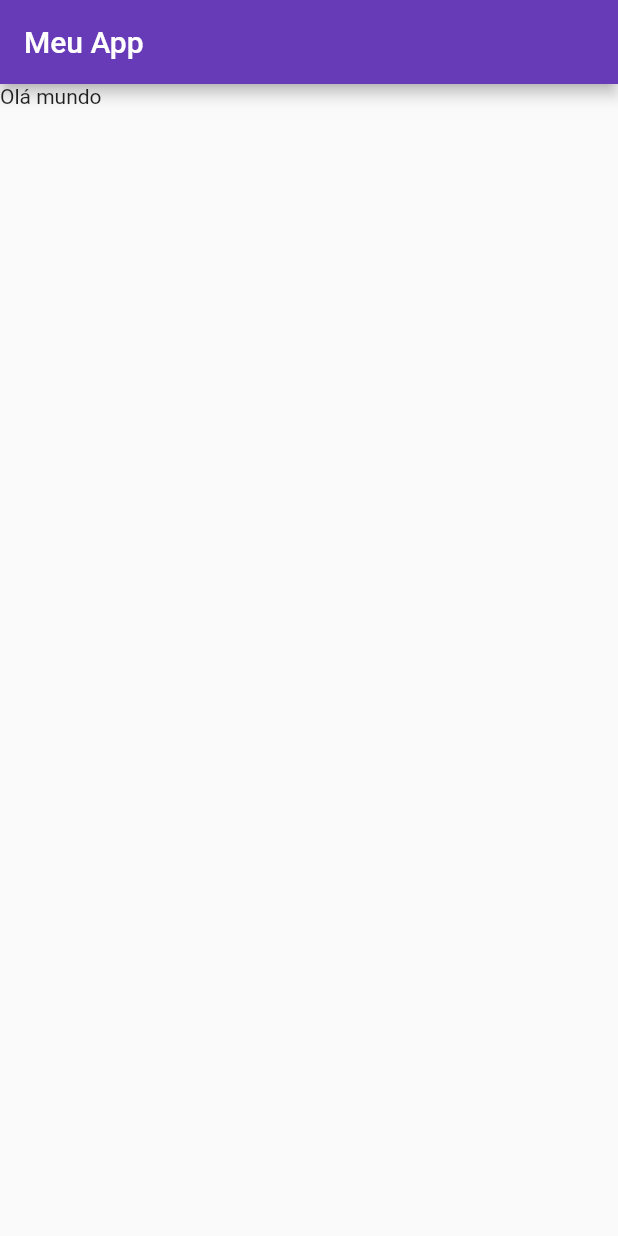
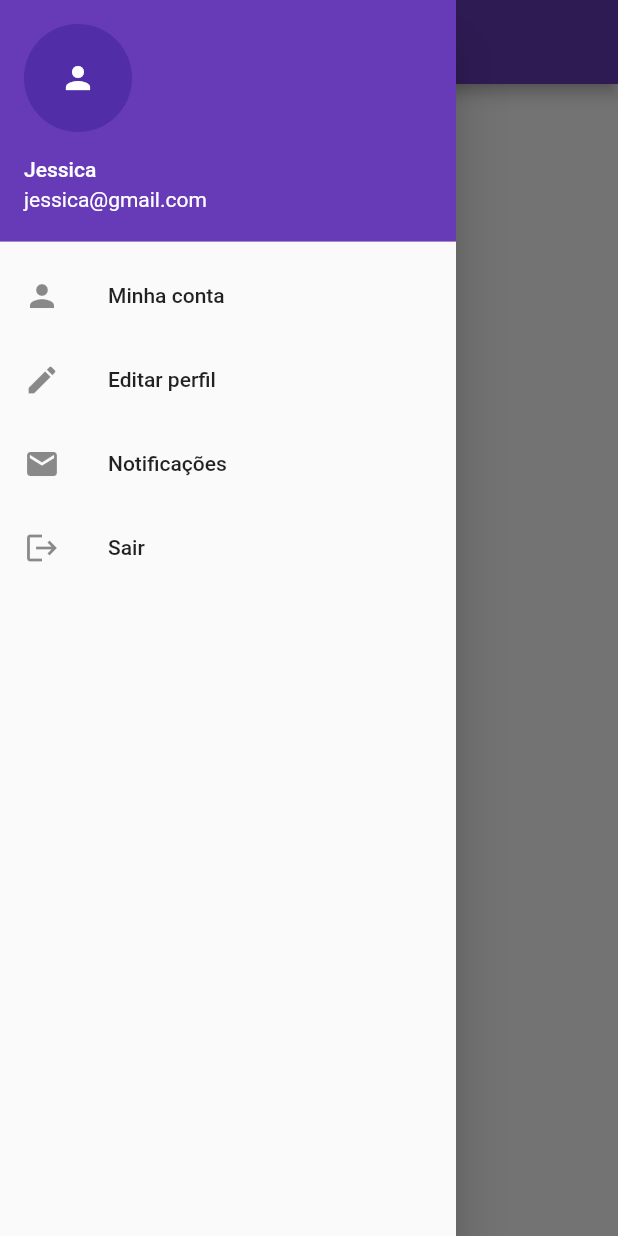
Before and after one commit to salomaotech/FlutterBoot, a Flutter app: the screen it shows after launch, with the side drawer open (before the commit the screen has no drawer), on a phone screen of 412 x 824 dp. Run offline on Flutter 3.47's test engine with Material 2 defaults, Android fonts, the phone set to English and light mode, and no system bars.

Commit message:
Adicionado menu de navegação lateral, Adicionado rotas, Adicionado telas

```diff
--- a/lib/main.dart
+++ b/lib/main.dart
@@ -1,6 +1,7 @@
-import 'package:curso_flutter/widgets/stateless/Layout.dart';
+import 'package:curso_flutter/widgets/statefull/DrawerNavigationButton.dart';
+import 'package:curso_flutter/widgets/stateless/HomeScreen.dart';
 import 'package:flutter/material.dart';
 
 void main() {
-  runApp(Layout("Meu App", Text("Meu App"), Text("Olá mundo")));
+  runApp(HomeScreen("Meu app", Text("Olá"), DrawerNavigationButton()));
 }
--- /dev/null
+++ b/lib/widgets/statefull/DrawerNavigationButton.dart
@@ -0,0 +1,67 @@
+import 'package:curso_flutter/widgets/stateless/EditProfile.dart';
+import 'package:curso_flutter/widgets/stateless/Exit.dart';
+import "package:flutter/material.dart";
+
+import '../stateless/MyAccount.dart';
+import '../stateless/Notify.dart';
+import 'UserAccount.dart';
+
+/**
+ * autor: @salomaotech
+ */
+class DrawerNavigationButton extends StatefulWidget {
+  @override
+  _StateDrawerNavigationButton createState() => _StateDrawerNavigationButton();
+}
+
+/* class that content the state */
+class _StateDrawerNavigationButton extends State<DrawerNavigationButton> {
+  @override
+  Widget build(BuildContext context) {
+    return Drawer(
+      child: ListView(
+        children: [
+          UserAccount("Jessica", "jessica@gmail.com"),
+          ListTile(
+            leading: Icon(Icons.person),
+            title: Text("Minha conta"),
+            onTap: () {
+              Navigator.push(context,
+                  MaterialPageRoute(builder: (context) => MyAccount()));
+            },
+          ),
+          ListTile(
+            leading: Icon(Icons.edit),
+            title: Text("Editar perfil"),
+            onTap: () {
+              Navigator.push(
+                context,
+                MaterialPageRoute(builder: (context) => EditProfile()),
+              );
+            },
+          ),
+          ListTile(
+            leading: Icon(Icons.email),
+            title: Text("Notificações"),
+            onTap: () {
+              Navigator.push(
+                context,
+                MaterialPageRoute(builder: (context) => Notify()),
+              );
+            },
+          ),
+          ListTile(
+            leading: Icon(Icons.logout),
+            title: Text("Sair"),
+            onTap: () {
+              Navigator.push(
+                context,
+                MaterialPageRoute(builder: (context) => Exit()),
+              );
+            },
+          ),
+        ],
+      ),
+    );
+  }
+}
--- /dev/null
+++ b/lib/widgets/statefull/UserAccount.dart
@@ -0,0 +1,38 @@
+import 'package:flutter/material.dart';
+
+/**
+ * autor: @salomaotech
+ */
+class UserAccount extends StatefulWidget {
+  /* properties */
+  String _userName;
+  String _userEmail;
+
+  /* constructor */
+  UserAccount(this._userName, this._userEmail);
+
+  @override
+  _UserAccountState createState() =>
+      _UserAccountState(this._userName, this._userEmail);
+}
+
+/* class that content the state */
+class _UserAccountState extends State<UserAccount> {
+  /* properties */
+  String _userName;
+  String _userEmail;
+
+  /* constructor */
+  _UserAccountState(this._userName, this._userEmail);
+
+  @override
+  Widget build(BuildContext context) {
+    return UserAccountsDrawerHeader(
+      accountName: Text(_userName),
+      accountEmail: Text(_userEmail),
+      currentAccountPicture: CircleAvatar(
+        child: Icon(Icons.person),
+      ),
+    );
+  }
+}
--- /dev/null
+++ b/lib/widgets/stateless/EditProfile.dart
@@ -0,0 +1,11 @@
+import "package:flutter/material.dart";
+
+import '../statefull/DrawerNavigationButton.dart';
+import 'HomeScreen.dart';
+
+class EditProfile extends StatelessWidget {
+  @override
+  Widget build(BuildContext context) {
+    return HomeScreen("Editar perfil", Text("........."), DrawerNavigationButton());
+  }
+}
--- /dev/null
+++ b/lib/widgets/stateless/Exit.dart
@@ -0,0 +1,11 @@
+import "package:flutter/material.dart";
+
+import '../statefull/DrawerNavigationButton.dart';
+import 'HomeScreen.dart';
+
+class Exit extends StatelessWidget {
+  @override
+  Widget build(BuildContext context) {
+    return HomeScreen("Sair", Text("Saindo..."), DrawerNavigationButton());
+  }
+}
--- a/lib/widgets/stateless/Layout.dart
+++ b/lib/widgets/stateless/HomeScreen.dart
@@ -3,16 +3,16 @@ import "package:flutter/material.dart";
 /**
  * Author: @salomaotech
  */
-class Layout extends StatelessWidget {
+class HomeScreen extends StatelessWidget {
   /* properties */
   String _titleApp;
 
   /* objects */
-  Widget _topContent;
   Widget _bodyContent;
+  Widget _homeNavigation;
 
   /* constructor */
-  Layout(this._titleApp, this._topContent, this._bodyContent);
+  HomeScreen(this._titleApp, this._bodyContent, this._homeNavigation);
 
   @override
   Widget build(BuildContext context) {
@@ -22,8 +22,9 @@ class Layout extends StatelessWidget {
         primarySwatch: Colors.deepPurple,
       ),
       home: Scaffold(
+        drawer: this._homeNavigation,
         appBar: AppBar(
-          title: this._topContent,
+          title: Text(this._titleApp),
         ),
         body: this._bodyContent,
       ),
--- /dev/null
+++ b/lib/widgets/stateless/MyAccount.dart
@@ -0,0 +1,11 @@
+import "package:flutter/material.dart";
+
+import '../statefull/DrawerNavigationButton.dart';
+import 'HomeScreen.dart';
+
+class MyAccount extends StatelessWidget {
+  @override
+  Widget build(BuildContext context) {
+    return HomeScreen("Minha conta", Text("........."), DrawerNavigationButton());
+  }
+}
--- /dev/null
+++ b/lib/widgets/stateless/Notify.dart
@@ -0,0 +1,11 @@
+import "package:flutter/material.dart";
+
+import '../statefull/DrawerNavigationButton.dart';
+import 'HomeScreen.dart';
+
+class Notify extends StatelessWidget {
+  @override
+  Widget build(BuildContext context) {
+    return HomeScreen("Notificações", Text("........."), DrawerNavigationButton());
+  }
+}
```
